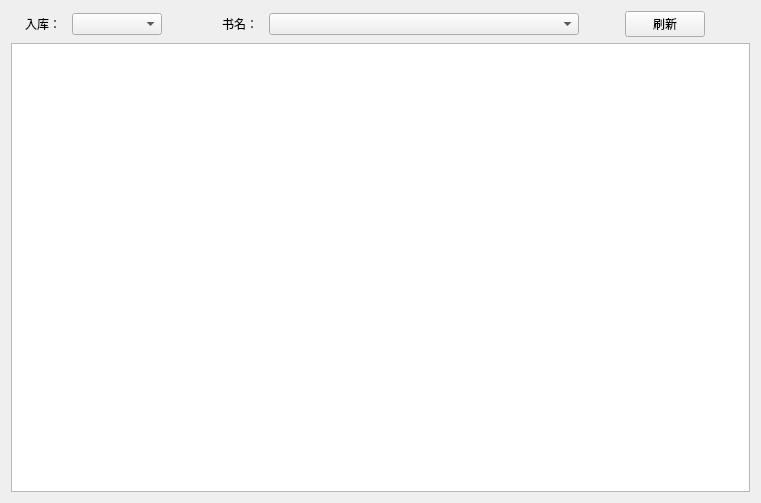
The window that PayCount_QT/CTabProcessDlg.ui (605791556/PayAccount-QT) describes before a commit, drawn with Qt 5.
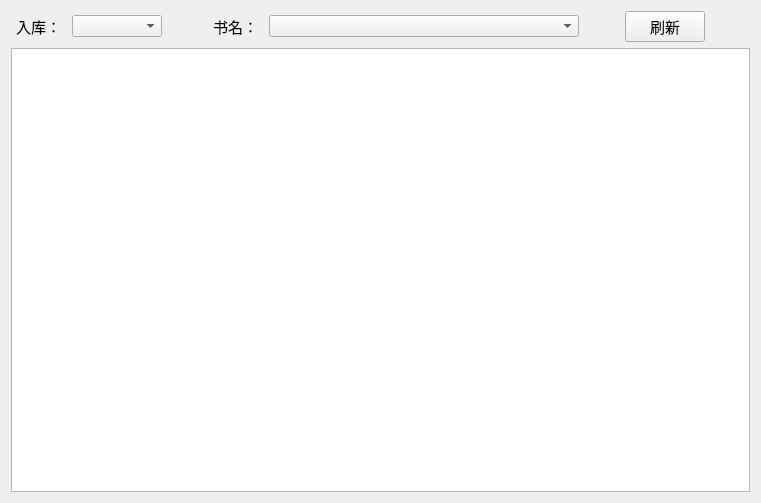
The same window after the commit.

Diff of the .ui file:
```diff
--- a/PayCount_QT/CTabProcessDlg.ui
+++ b/PayCount_QT/CTabProcessDlg.ui
@@ -30,6 +30,11 @@
          <height>16777215</height>
         </size>
        </property>
+       <property name="font">
+        <font>
+         <pointsize>11</pointsize>
+        </font>
+       </property>
        <property name="text">
         <string>入库：</string>
        </property>
@@ -68,6 +73,11 @@
          <height>22</height>
         </size>
        </property>
+       <property name="font">
+        <font>
+         <pointsize>11</pointsize>
+        </font>
+       </property>
       </widget>
      </item>
      <item>
@@ -100,6 +110,11 @@
          <height>16777215</height>
         </size>
        </property>
+       <property name="font">
+        <font>
+         <pointsize>11</pointsize>
+        </font>
+       </property>
        <property name="text">
         <string>书名：</string>
        </property>
@@ -138,6 +153,11 @@
          <height>22</height>
         </size>
        </property>
+       <property name="font">
+        <font>
+         <pointsize>11</pointsize>
+        </font>
+       </property>
       </widget>
      </item>
      <item>
@@ -158,6 +178,11 @@
      </item>
      <item>
       <widget class="QPushButton" name="BTN_UPDATE">
+       <property name="font">
+        <font>
+         <pointsize>11</pointsize>
+        </font>
+       </property>
        <property name="text">
         <string>刷新</string>
        </property>
@@ -181,7 +206,13 @@
    <item>
     <layout class="QHBoxLayout" name="horizontalLayout_2">
      <item>
-      <widget class="QTableWidget" name="tableWidget"/>
+      <widget class="QTableWidget" name="tableWidget">
+       <property name="font">
+        <font>
+         <pointsize>11</pointsize>
+        </font>
+       </property>
+      </widget>
      </item>
     </layout>
    </item>
```
